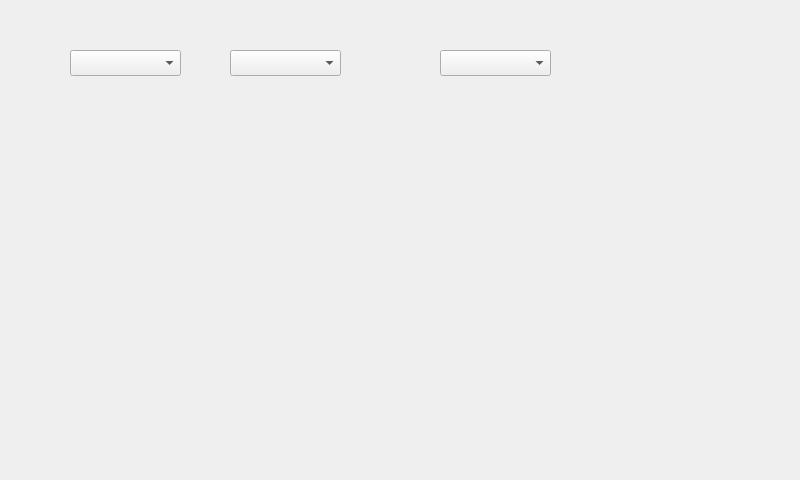
Qt form forms/pirstatefulacform.ui (jpietrzak8/Pierogi) before a commit.
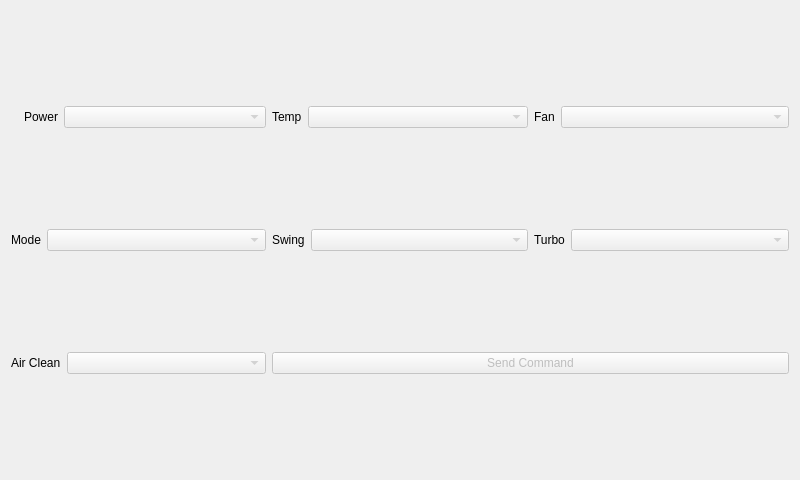
The same form after that commit. Icons and pictures are not drawn.

The edit to the form file:
```diff
--- a/forms/pirstatefulacform.ui
+++ b/forms/pirstatefulacform.ui
@@ -13,36 +13,205 @@
   <property name="windowTitle">
    <string>Form</string>
   </property>
-  <widget class="QComboBox" name="powerComboBox">
-   <property name="geometry">
-    <rect>
-     <x>70</x>
-     <y>50</y>
-     <width>111</width>
-     <height>26</height>
-    </rect>
-   </property>
-  </widget>
-  <widget class="QComboBox" name="comboBox_2">
-   <property name="geometry">
-    <rect>
-     <x>230</x>
-     <y>50</y>
-     <width>111</width>
-     <height>26</height>
-    </rect>
-   </property>
-  </widget>
-  <widget class="QComboBox" name="comboBox_3">
-   <property name="geometry">
-    <rect>
-     <x>440</x>
-     <y>50</y>
-     <width>111</width>
-     <height>26</height>
-    </rect>
-   </property>
-  </widget>
+  <layout class="QGridLayout" name="gridLayout">
+   <item row="0" column="0">
+    <layout class="QHBoxLayout" name="horizontalLayout_2">
+     <item>
+      <widget class="QLabel" name="powerIconLabel">
+       <property name="sizePolicy">
+        <sizepolicy hsizetype="Fixed" vsizetype="Preferred">
+         <horstretch>0</horstretch>
+         <verstretch>0</verstretch>
+        </sizepolicy>
+       </property>
+       <property name="text">
+        <string/>
+       </property>
+       <property name="pixmap">
+        <pixmap resource="../PierogiResources.qrc">:/icons/on-off_icon&amp;48.png</pixmap>
+       </property>
+       <property name="scaledContents">
+        <bool>false</bool>
+       </property>
+      </widget>
+     </item>
+     <item>
+      <widget class="QLabel" name="powerLabel">
+       <property name="sizePolicy">
+        <sizepolicy hsizetype="Fixed" vsizetype="Preferred">
+         <horstretch>0</horstretch>
+         <verstretch>0</verstretch>
+        </sizepolicy>
+       </property>
+       <property name="text">
+        <string>Power</string>
+       </property>
+      </widget>
+     </item>
+     <item>
+      <widget class="QComboBox" name="powerComboBox">
+       <property name="enabled">
+        <bool>false</bool>
+       </property>
+      </widget>
+     </item>
+    </layout>
+   </item>
+   <item row="0" column="1">
+    <layout class="QHBoxLayout" name="horizontalLayout">
+     <item>
+      <widget class="QLabel" name="tempLabel">
+       <property name="sizePolicy">
+        <sizepolicy hsizetype="Fixed" vsizetype="Preferred">
+         <horstretch>0</horstretch>
+         <verstretch>0</verstretch>
+        </sizepolicy>
+       </property>
+       <property name="text">
+        <string>Temp</string>
+       </property>
+      </widget>
+     </item>
+     <item>
+      <widget class="QComboBox" name="tempComboBox">
+       <property name="enabled">
+        <bool>false</bool>
+       </property>
+      </widget>
+     </item>
+    </layout>
+   </item>
+   <item row="0" column="2">
+    <layout class="QHBoxLayout" name="horizontalLayout_3">
+     <item>
+      <widget class="QLabel" name="fanLabel">
+       <property name="sizePolicy">
+        <sizepolicy hsizetype="Fixed" vsizetype="Preferred">
+         <horstretch>0</horstretch>
+         <verstretch>0</verstretch>
+        </sizepolicy>
+       </property>
+       <property name="text">
+        <string>Fan</string>
+       </property>
+      </widget>
+     </item>
+     <item>
+      <widget class="QComboBox" name="fanComboBox">
+       <property name="enabled">
+        <bool>false</bool>
+       </property>
+      </widget>
+     </item>
+    </layout>
+   </item>
+   <item row="1" column="0">
+    <layout class="QHBoxLayout" name="horizontalLayout_4">
+     <item>
+      <widget class="QLabel" name="modeLabel">
+       <property name="sizePolicy">
+        <sizepolicy hsizetype="Fixed" vsizetype="Preferred">
+         <horstretch>0</horstretch>
+         <verstretch>0</verstretch>
+        </sizepolicy>
+       </property>
+       <property name="text">
+        <string>Mode</string>
+       </property>
+      </widget>
+     </item>
+     <item>
+      <widget class="QComboBox" name="modeComboBox">
+       <property name="enabled">
+        <bool>false</bool>
+       </property>
+      </widget>
+     </item>
+    </layout>
+   </item>
+   <item row="1" column="1">
+    <layout class="QHBoxLayout" name="horizontalLayout_5">
+     <item>
+      <widget class="QLabel" name="swingLabel">
+       <property name="sizePolicy">
+        <sizepolicy hsizetype="Fixed" vsizetype="Preferred">
+         <horstretch>0</horstretch>
+         <verstretch>0</verstretch>
+        </sizepolicy>
+       </property>
+       <property name="text">
+        <string>Swing</string>
+       </property>
+      </widget>
+     </item>
+     <item>
+      <widget class="QComboBox" name="swingComboBox">
+       <property name="enabled">
+        <bool>false</bool>
+       </property>
+      </widget>
+     </item>
+    </layout>
+   </item>
+   <item row="1" column="2">
+    <layout class="QHBoxLayout" name="horizontalLayout_6">
+     <item>
+      <widget class="QLabel" name="turboLabel">
+       <property name="sizePolicy">
+        <sizepolicy hsizetype="Fixed" vsizetype="Preferred">
+         <horstretch>0</horstretch>
+         <verstretch>0</verstretch>
+        </sizepolicy>
+       </property>
+       <property name="text">
+        <string>Turbo</string>
+       </property>
+      </widget>
+     </item>
+     <item>
+      <widget class="QComboBox" name="turboComboBox">
+       <property name="enabled">
+        <bool>false</bool>
+       </property>
+      </widget>
+     </item>
+    </layout>
+   </item>
+   <item row="2" column="0">
+    <layout class="QHBoxLayout" name="horizontalLayout_7">
+     <item>
+      <widget class="QLabel" name="airCleanLabel">
+       <property name="sizePolicy">
+        <sizepolicy hsizetype="Fixed" vsizetype="Preferred">
+         <horstretch>0</horstretch>
+         <verstretch>0</verstretch>
+        </sizepolicy>
+       </property>
+       <property name="text">
+        <string>Air Clean</string>
+       </property>
+      </widget>
+     </item>
+     <item>
+      <widget class="QComboBox" name="airCleanComboBox">
+       <property name="enabled">
+        <bool>false</bool>
+       </property>
+      </widget>
+     </item>
+    </layout>
+   </item>
+   <item row="2" column="1" colspan="2">
+    <widget class="QPushButton" name="sendButton">
+     <property name="enabled">
+      <bool>false</bool>
+     </property>
+     <property name="text">
+      <string>Send Command</string>
+     </property>
+    </widget>
+   </item>
+  </layout>
  </widget>
  <resources/>
  <connections/>
```
Left out of the diff: 145 changed lines with no effect on the pictures.
